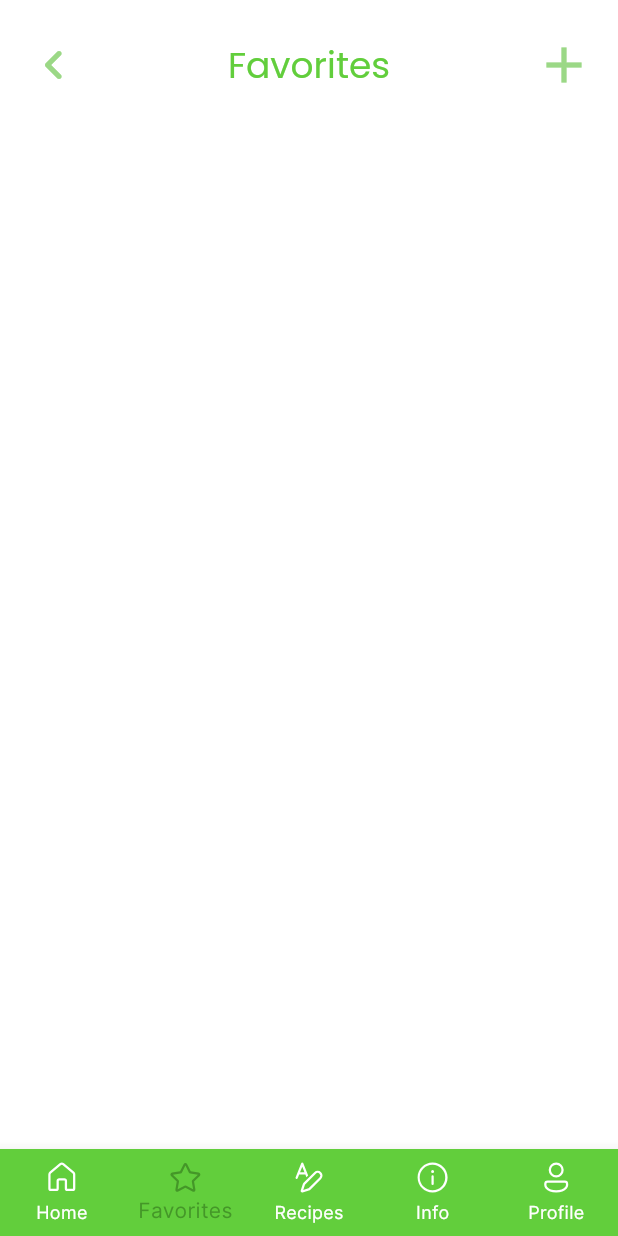
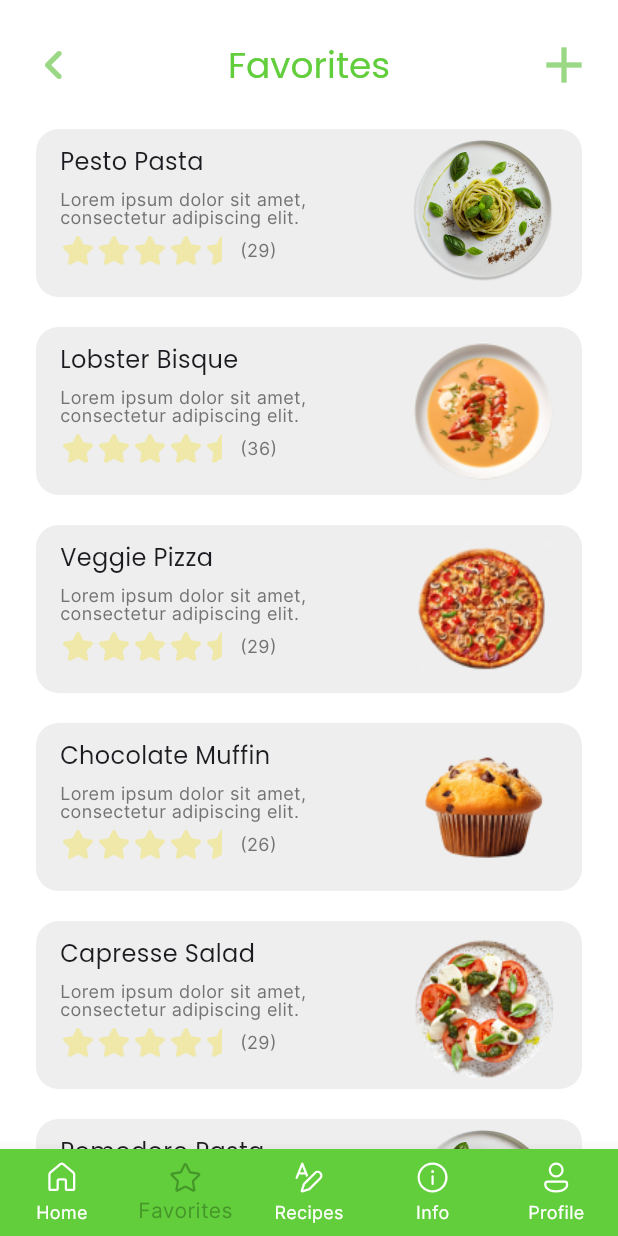
Before and after one commit to MargarethaNaibaho/freshly-dropped-mobile, a Flutter app: the screen it shows after launch, item 2 of the bottom bar chosen, on a phone screen of 412 x 824 dp. Run offline on Flutter 3.47's test engine with Material 3 defaults, Android fonts, the phone set to English and light mode, and no system bars; our stand-ins replace fluentui_icons.

Commit message:
done favorites screen

```diff
--- a/lib/screens/favorites_screen.dart
+++ b/lib/screens/favorites_screen.dart
@@ -1,6 +1,10 @@
 import 'dart:developer';
 
+import 'package:fluentui_icons/fluentui_icons.dart';
 import 'package:flutter/material.dart';
+import 'package:freshy_food/styles/colors.dart';
+import 'package:freshy_food/styles/path/image_path.dart';
+import 'package:freshy_food/styles/text_styles.dart';
 import 'package:freshy_food/widgets/app_bar_white_with_plus.dart';
 
 class FavoritesScreen extends StatefulWidget {
@@ -11,8 +15,57 @@ class FavoritesScreen extends StatefulWidget {
 }
 
 class _FavoritesScreenState extends State<FavoritesScreen> {
+  final List<Map<String, dynamic>> favoriteRecipes = [
+    {
+      'id': 1,
+      'name': 'Pesto Pasta',
+      'countUserStar': 29,
+      'imagePath': "assets/images/pesto_pasta_detail.png",
+      'description': "Lorem ipsum dolor sit amet, consectetur adipiscing elit.",
+    },
+    {
+      'id': 2,
+      'name': 'Lobster Bisque',
+      'countUserStar': 36,
+      'imagePath': "assets/images/lobster_bisque.png",
+      'description': "Lorem ipsum dolor sit amet, consectetur adipiscing elit.",
+    },
+    {
+      'id': 3,
+      'name': 'Veggie Pizza',
+      'countUserStar': 29,
+      'imagePath': "assets/images/veggie_pizza.png",
+      'description': "Lorem ipsum dolor sit amet, consectetur adipiscing elit.",
+    },
+    {
+      'id': 4,
+      'name': 'Chocolate Muffin',
+      'countUserStar': 26,
+      'imagePath': "assets/images/chocolate_muffin.png",
+      'description': "Lorem ipsum dolor sit amet, consectetur adipiscing elit.",
+    },
+    {
+      'id': 5,
+      'name': 'Capresse Salad',
+      'countUserStar': 29,
+      'imagePath': "assets/images/caprese_salad.png",
+      'description': "Lorem ipsum dolor sit amet, consectetur adipiscing elit.",
+    },
+    {
+      'id': 6,
+      'name': 'Pomodoro Pasta',
+      'countUserStar': 39,
+      'imagePath': "assets/images/pesto_pasta_detail.png",
+      'description': "Lorem ipsum dolor sit amet, consectetur adipiscing elit.",
+    },
+  ];
+
+  bool willBeDeleted = false;
+
   @override
   Widget build(BuildContext context) {
+    double widthForOuterCard = MediaQuery.of(context).size.width - 24;
+
     return Scaffold(
       backgroundColor: Colors.white,
       appBar: AppBarWhiteWithPlus(linkBack: (context){
@@ -27,6 +80,83 @@ class _FavoritesScreenState extends State<FavoritesScreen> {
         },
         title: "Favorites"
       ),
+      body: ListView.builder(
+        itemCount: favoriteRecipes.length,
+        itemBuilder: (context, index){
+          final recipe = favoriteRecipes[index];
+
+          return Dismissible(
+            key: Key(recipe['id'].toString()),
+            direction: DismissDirection.endToStart,
+            onDismissed: (direction) {
+              setState(() {
+                favoriteRecipes.removeAt(index);
+              });
+
+              ScaffoldMessenger.of(context).showSnackBar(
+                SnackBar(
+                  // margin: const EdgeInsets.symmetric(horizontal: 24, ),
+                  backgroundColor: CustomColors.primaryGreen,
+                  content: Text("${recipe['name']} dihapus dari favoritmu", style: TextStyle(fontSize: 16, color: Colors.white),),
+                  duration: const Duration(seconds: 4),
+                  behavior: SnackBarBehavior.floating,
+                ),
+              );
+            },
+            background: Container(
+              padding: const EdgeInsets.symmetric(horizontal: 28),
+              alignment: Alignment.centerRight,
+              color: CustomColors.dismissRed,
+              child: Image.asset(ImagePath.rubbish, width: 32,),
+            ),
+            child: Container(
+              margin: const EdgeInsets.only(left: 24, bottom: 20),
+              width: willBeDeleted ? widthForOuterCard : widthForOuterCard - 24,
+              height: 112,
+              decoration: BoxDecoration(
+                color: CustomColors.cardGrey,
+                borderRadius: BorderRadius.circular(15),
+              ),
+              child: Row(
+                children: [
+                  Container(
+                    width: widthForOuterCard - 168,
+                    padding: const EdgeInsets.fromLTRB(16, 10, 0, 13),
+                    child: Column(
+                      crossAxisAlignment: CrossAxisAlignment.start,
+                      children: [
+                        Text(recipe['name'], style: TextStyles.titleStyle2,),
+                        const SizedBox(height: 8,),
+                        Text(recipe['description'], style: TextStyles.descriptionStyle2,),
+                        const SizedBox(height: 4,),
+                        Row(
+                          children: [
+                            Row(
+                              children: [
+                                Icon(FluentSystemIcons.ic_fluent_star_filled, color: CustomColors.lightOrange, size: 24,),
+                                Icon(FluentSystemIcons.ic_fluent_star_filled, color: CustomColors.lightOrange, size: 24,),
+                                Icon(FluentSystemIcons.ic_fluent_star_filled, color: CustomColors.lightOrange, size: 24,),
+                                Icon(FluentSystemIcons.ic_fluent_star_filled, color: CustomColors.lightOrange, size: 24,),
+                                Icon(FluentSystemIcons.ic_fluent_star_half_filled, color: CustomColors.lightOrange, size: 24,),
+                              ]
+                            ),
+                            Text("(${recipe['countUserStar']})", style: TextStyles.descriptionStyle2,),
+                          ],
+                        )
+                      ],
+                    ),
+                  ),
+                  const SizedBox(width: 25,),
+                  Container(
+                    margin: const EdgeInsets.only(right: 13),
+                    child: Image.asset(recipe['imagePath'], height: 106, width: 106,),
+                  ),
+                ],
+              ),
+            ),
+          );
+        }
+      ),
     );
   }
 }
--- a/lib/styles/colors.dart
+++ b/lib/styles/colors.dart
@@ -12,5 +12,7 @@ class CustomColors{
   static const Color searchGrey = Color(0xFFC3BFBF);
   static const Color starGray = Color(0xFFD9D9D9);
 
-  static const Color lightOrange = Color(0x52f1DB14);
+  static const Color lightOrange = Color(0xFFEFE8A8);
+
+  static const Color dismissRed = Color(0xFFF25F5F);
 }
--- a/lib/styles/path/image_path.dart
+++ b/lib/styles/path/image_path.dart
@@ -19,4 +19,6 @@ class ImagePath {
 
   static const globe = "$baseImage/other_icons/globe.png";
   static const knifeFork = "$baseImage/other_icons/knife_fork.png";
+
+  static const rubbish = "$baseImage/other_icons/rubbish.png";
 }
--- a/lib/styles/text_styles.dart
+++ b/lib/styles/text_styles.dart
@@ -7,5 +7,20 @@ class TextStyles {
     fontFamily: 'Poppins',
   );
 
-  static TextStyle descriptionStyle1 = TextStyle(color: CustomColors.primaryGrey, fontSize: 16, height: 1);
+  static TextStyle titleStyle2 = TextStyle(
+    fontSize: 16,
+    fontFamily: 'Poppins',
+  );
+
+  static TextStyle descriptionStyle1 = TextStyle(
+    color: CustomColors.primaryGrey,
+    fontSize: 16,
+    height: 1
+  );
+
+  static TextStyle descriptionStyle2 = TextStyle(
+    color: CustomColors.primaryGrey,
+    fontSize: 12,
+    height: 1
+  );
 }
```
Also changed, not shown: assets/images/other_icons/rubbish.png (added).
